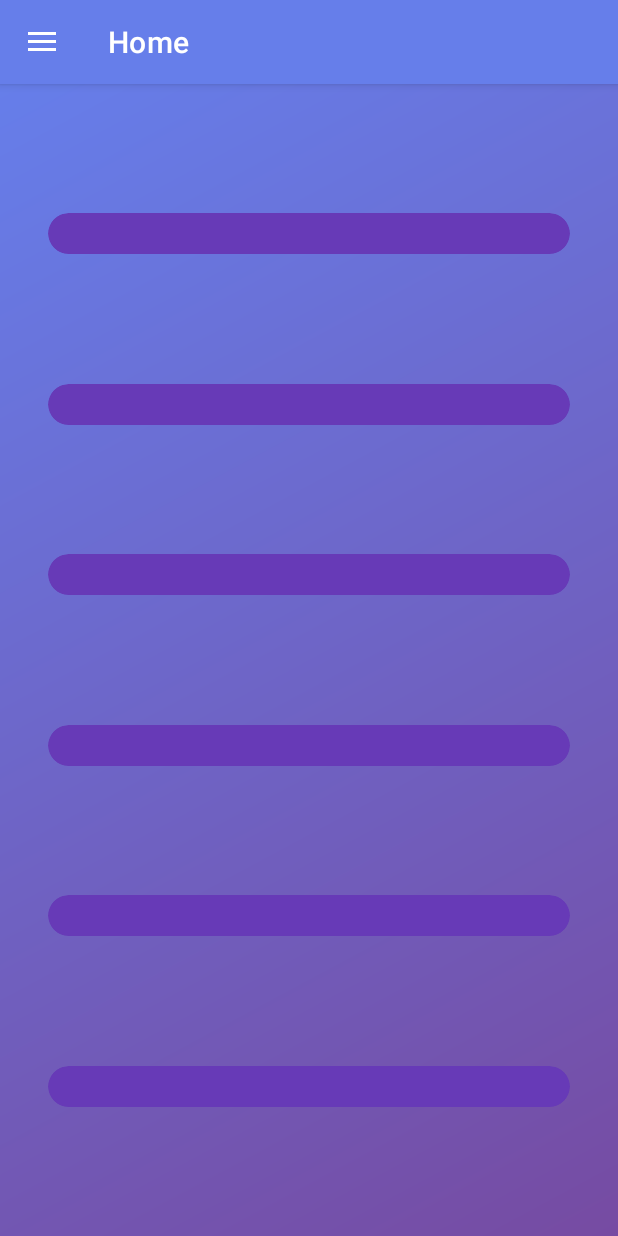
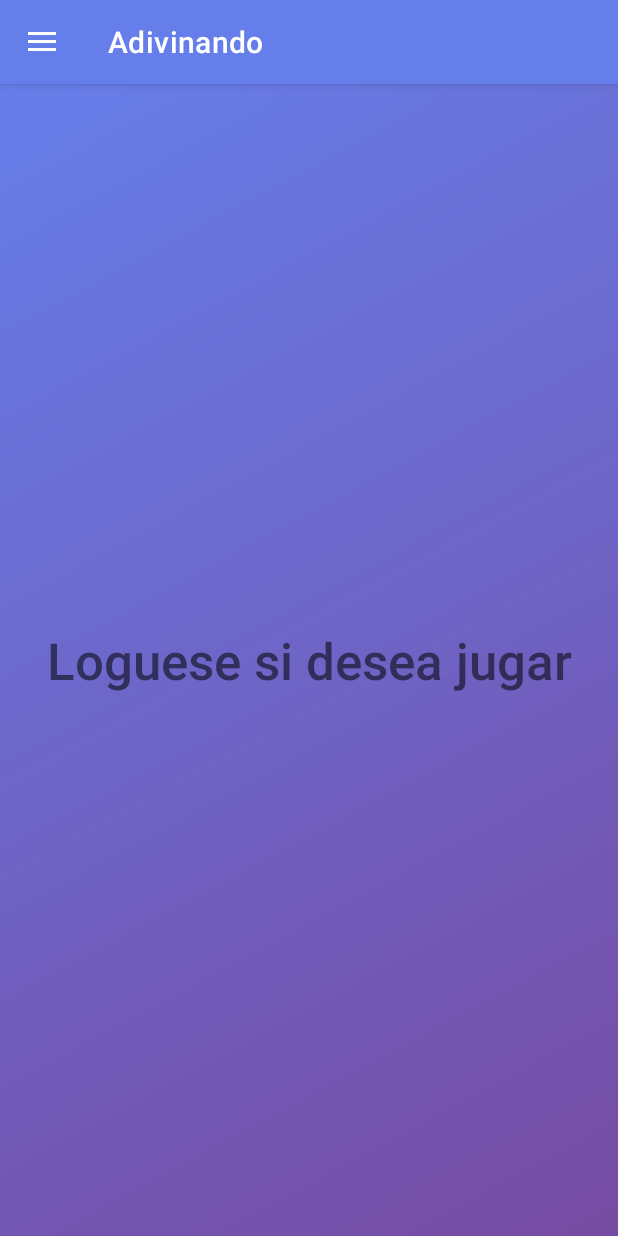
Before and after one commit to ajgarciarias10/DIVINANDO, an Android app: the screen it shows after launch (MainActivity), on a phone screen of 412 x 824 dp. Run offline under Robolectric (Android 15) with nearby library versions, the phone set to English and light mode, and no system bars; our stand-ins replace Firebase (no records; nobody signed in at launch, a user with empty details on screens opened directly), navigation-ui; pictures from the network do not load; Roboto replaces fonts that are not available here; 6 statements that could not run were skipped.

Commit message:
PROBLEMAS RESUELTOS A TRABJAR URBANO

```diff
--- a/Adivinando/app/src/main/java/com/divinando/tfg/adivinando/ui/MainActivity.kt
+++ b/Adivinando/app/src/main/java/com/divinando/tfg/adivinando/ui/MainActivity.kt
@@ -162,7 +162,6 @@ class MainActivity : AppCompatActivity() {
             //region En el caso que se desloguee se van todos los items del menu
                 navView.menu.findItem(R.id.nav_logout).isVisible = false
                 navView.menu.findItem(R.id.nav_gallery).isVisible = false
-                navView.menu.findItem(R.id.nav_slideshow).isVisible = false
                 navView.menu.findItem(R.id.game).isVisible = false
                 navView.menu.findItem(R.id.login).isVisible = true
             //endregion
@@ -193,8 +192,7 @@ class MainActivity : AppCompatActivity() {
             user.text = currentUser.displayName
             correo.text = currentUser.email
 
-            Glide.with(this).load(currentUser.photoUrl).into(image)
-
+            Glide.with(this).load(currentUser.photoUrl).override(80,80).error(R.mipmap.ic_launcher).into(image)
         }
     //endregion
     /**
--- a/Adivinando/app/src/main/java/com/divinando/tfg/adivinando/ui/MenuFragments/home/HomeFragment.kt
+++ b/Adivinando/app/src/main/java/com/divinando/tfg/adivinando/ui/MenuFragments/home/HomeFragment.kt
@@ -9,64 +9,87 @@ import android.widget.TextView
 import androidx.fragment.app.Fragment
 import com.divinando.tfg.adivinando.databinding.FragmentHomeBinding
 import com.divinando.tfg.adivinando.ui.MainActivity
+import com.google.firebase.auth.FirebaseAuth
+import com.google.firebase.auth.FirebaseUser
+import com.google.firebase.auth.ktx.auth
 import com.google.firebase.firestore.FirebaseFirestore
+import com.google.firebase.ktx.Firebase
 
 class HomeFragment : Fragment() {
 
     private var _binding: FragmentHomeBinding? = null
     private val binding get() = _binding!!
     private val db = FirebaseFirestore.getInstance()
-    var userName = "Sonia"
+    private  lateinit var  mFirebaseAuth: FirebaseAuth
+
+
     override fun onCreateView(inflater: LayoutInflater, container: ViewGroup?, savedInstanceState: Bundle?): View {
         _binding = FragmentHomeBinding.inflate(inflater, container, false)
         val root: View = binding.root
         return root
     }
 
+    override fun onCreate(savedInstanceState: Bundle?) {
+        super.onCreate(savedInstanceState)
+
+
+    }
     override fun onViewCreated(view: View, savedInstanceState: Bundle?) {
         super.onViewCreated(view, savedInstanceState)
+        mFirebaseAuth = Firebase.auth
+        getUser()
 
-        getUser()
 
     }
 
-    private fun getRecord(s: String, t: TextView){
-        t.text = "0"
-        db.collection("Usuarios").document(MainActivity.ObjUser.id).get().addOnSuccessListener {
-            t.text = s.uppercase()+"    "+it.get(s).toString()
-        }
-    }
+
 
     private fun getUser(){
-        db.collection("Usuarios").get().addOnSuccessListener {
-            var i = 0
-            var size = it.documents.size
-            while(i in 0 until size){
-                db.collection("Usuarios").document(i.toString()).get().addOnSuccessListener {
-                    if(MainActivity.ObjUser.mail == it.get("mail").toString()) {
-                        MainActivity.ObjUser.name = it.get("nombre").toString()
-                        MainActivity.ObjUser.id = it.get("id").toString()
-                    }
-                    if (MainActivity.ObjUser.id != "") {
-                        getRecord("divinando", binding.tvDivHome)
-                        getRecord("divtildes", binding.tvDivTilHome)
-                        getRecord("encadenados", binding.tvEncHome)
-                        getRecord("paises", binding.tvPaisHome)
-                        getRecord("escudos", binding.tvEscudoHome)
-                        getRecord("famosos", binding.tvFamhome)
-                    }
-                    else{
-                        binding.tvDivHome.text = "0"
-                        binding.tvDivTilHome.text = "0"
-                        binding.tvEncHome.text = "0"
-                        binding.tvPaisHome.text = "0"
-                        binding.tvEscudoHome.text = "0"
-                        binding.tvFamhome.text = "0"
-                    }
-                }
-                i++
+
+
+        binding.tvDivHome.visibility = View.GONE
+        binding.tvDivTilHome.visibility = View.GONE
+        binding.tvEncHome.visibility = View.GONE
+        binding.tvPaisHome.visibility = View.GONE
+        binding.tvEscudoHome.visibility = View.GONE
+        binding.tvFamhome.visibility = View.GONE
+
+
+        if (mFirebaseAuth.currentUser == null) {
+            binding.noestalogueado.visibility = View.VISIBLE
+            binding.noestalogueado.text = "Loguese si desea jugar"
+            binding.tvDivHome.visibility = View.GONE
+            binding.tvDivTilHome.visibility = View.GONE
+            binding.tvEncHome.visibility = View.GONE
+            binding.tvPaisHome.visibility = View.GONE
+            binding.tvEscudoHome.visibility = View.GONE
+            binding.tvFamhome.visibility = View.GONE
+
+        }else{
+            binding.tvDivHome.visibility = View.VISIBLE
+            binding.tvDivTilHome.visibility = View.VISIBLE
+            binding.tvEncHome.visibility = View.VISIBLE
+            binding.tvPaisHome.visibility = View.VISIBLE
+            binding.tvEscudoHome.visibility = View.VISIBLE
+            binding.tvFamhome.visibility = View.VISIBLE
+            binding.noestalogueado.visibility = View.GONE
+
+
+
+            db.collection("Ranking").document(mFirebaseAuth.currentUser!!.email.toString()).get().addOnSuccessListener { document ->
+                binding.tvDivHome.text = document.getString("divinando").toString()
+                binding.tvDivTilHome.text = document.getString("divtildes").toString()
+                binding.tvEncHome.text = document.getString("encadenados").toString()
+                binding.tvPaisHome.text = document.getString("paises").toString()
+                binding.tvEscudoHome.text = document.getString("escudos").toString()
+                binding.tvFamhome.text = document.getString("famosos").toString()
             }
         }
+
+
+
+
+
     }
 
     override fun onDestroyView() {
--- a/Adivinando/app/src/main/res/layout/fragment_home.xml
+++ b/Adivinando/app/src/main/res/layout/fragment_home.xml
@@ -173,4 +173,17 @@
             tools:text="GAME    POINTS    USER" />
     </androidx.cardview.widget.CardView>
 
+    <TextView
+        android:id="@+id/noestalogueado"
+        android:layout_width="wrap_content"
+        android:layout_height="wrap_content"
+        android:fontFamily="sans-serif-medium"
+        android:text="TextView"
+        android:textSize="34sp"
+        android:visibility="gone"
+        app:layout_constraintBottom_toBottomOf="parent"
+        app:layout_constraintEnd_toEndOf="parent"
+        app:layout_constraintStart_toStartOf="parent"
+        app:layout_constraintTop_toTopOf="parent" />
+
 </androidx.constraintlayout.widget.ConstraintLayout>
--- a/Adivinando/app/src/main/res/navigation/mobile_navigation.xml
+++ b/Adivinando/app/src/main/res/navigation/mobile_navigation.xml
@@ -8,7 +8,7 @@
     <fragment
         android:id="@+id/nav_home"
         android:name="com.divinando.tfg.adivinando.ui.MenuFragments.home.HomeFragment"
-        android:label="Home"
+        android:label="Adivinando"
         tools:layout="@layout/fragment_home">
         <action
             android:id="@+id/action_nav_home_to_login"
@@ -49,6 +49,9 @@
         <action
             android:id="@+id/action_register_to_nav_home"
             app:destination="@id/nav_home" />
+        <action
+            android:id="@+id/action_register_to_login"
+            app:destination="@id/login" />
     </fragment>
     <fragment
         android:id="@+id/game"
@@ -73,9 +76,6 @@
         <action
             android:id="@+id/action_game_to_encadenados"
             app:destination="@id/encadenados" />
-        <action
-            android:id="@+id/action_game_to_insertWord"
-            app:destination="@id/insertWord" />
         <action
             android:id="@+id/action_game_to_fourChooser"
             app:destination="@id/fourChooser" />
@@ -113,22 +113,17 @@
     <fragment
         android:id="@+id/encadenados"
         android:name="com.divinando.tfg.adivinando.ui.GameModes.encadenados.Encadenados"
-        android:label="fragment_encadenados"
-        tools:layout="@layout/fragment_encadenados" >
+        android:label="Encadenados"
+        tools:layout="@layout/fragment_encadenados">
         <action
             android:id="@+id/enc_toend"
             app:destination="@id/endFragment" />
     </fragment>
     <fragment
-        android:id="@+id/insertWord"
-        android:name="com.divinando.tfg.adivinando.ui.GameModes.InsertaPalabraBd.insertWord"
-        android:label="fragment_insert_word"
-        tools:layout="@layout/fragment_insert_word" />
-    <fragment
         android:id="@+id/fourChooser"
         android:name="com.divinando.tfg.adivinando.ui.GameModes.fourChooser.fourChooser"
-        android:label="fragment_four_chooser"
-        tools:layout="@layout/fragment_four_chooser" >
+        android:label="4Chooser"
+        tools:layout="@layout/fragment_four_chooser">
         <action
             android:id="@+id/chooser_toend"
             app:destination="@id/endFragment" />
@@ -136,8 +131,8 @@
     <fragment
         android:id="@+id/guessIT"
         android:name="com.divinando.tfg.adivinando.ui.GameModes.modoGuessIT.GuessIT"
-        android:label="fragment_guess_i_t"
-        tools:layout="@layout/fragment_guess_i_t" >
+        android:label="GuessIt"
+        tools:layout="@layout/fragment_guess_i_t">
         <action
             android:id="@+id/guess_toend"
             app:destination="@id/endFragment" />
@@ -145,7 +140,7 @@
     <fragment
         android:id="@+id/endFragment"
         android:name="com.divinando.tfg.adivinando.ui.EndFragment"
-        android:label="EndFragment" >
+        android:label="Puntuacion">
         <action
             android:id="@+id/end_tohome"
             app:destination="@id/nav_home" />
```
Also changed, not shown: Adivinando/app/src/main/java/com/divinando/tfg/adivinando/ui/EndFragment.kt (+9 -8 lines), Adivinando/app/src/main/java/com/divinando/tfg/adivinando/ui/MenuFragments/Login/Login.kt (+45 -4 lines), Adivinando/app/src/main/java/com/divinando/tfg/adivinando/ui/MenuFragments/Register/Register.kt (+35 -7 lines), Adivinando/app/src/main/java/com/divinando/tfg/adivinando/ui/MenuFragments/gallery/GalleryFragment.kt (+23 -18 lines).
